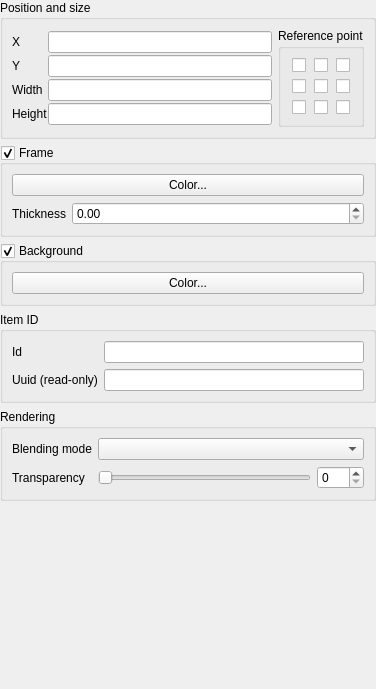
Old version of the form src/ui/qgscomposeritemwidgetbase.ui in the repository qgis/QGIS.
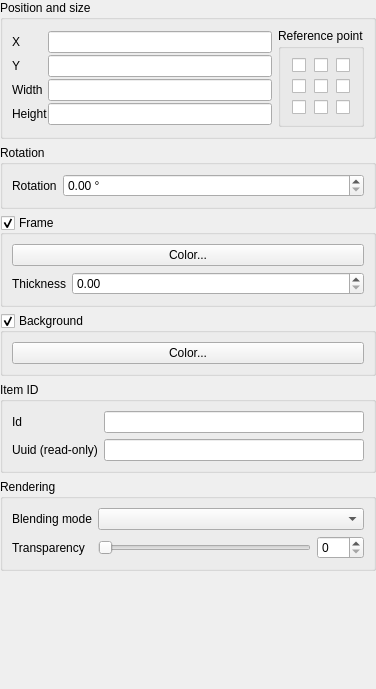
New version of the form. Custom widgets are drawn as their Qt base class.

Commit message: [composer] Move item rotation control to item widget panel

Patch:
```diff
--- a/src/ui/qgscomposeritemwidgetbase.ui
+++ b/src/ui/qgscomposeritemwidgetbase.ui
@@ -217,6 +217,38 @@
      </layout>
     </widget>
    </item>
+   <item>
+    <widget class="QgsCollapsibleGroupBoxBasic" name="mTransformsGroupBox">
+     <property name="title">
+      <string>Rotation</string>
+     </property>
+     <property name="syncGroup" stdset="0">
+      <string notr="true">composeritem</string>
+     </property>
+     <property name="collapsed" stdset="0">
+      <bool>true</bool>
+     </property>
+     <layout class="QFormLayout" name="formLayout">
+      <item row="0" column="0">
+       <widget class="QLabel" name="label">
+        <property name="text">
+         <string>Rotation</string>
+        </property>
+       </widget>
+      </item>
+      <item row="0" column="1">
+       <widget class="QDoubleSpinBox" name="mItemRotationSpinBox">
+        <property name="suffix">
+         <string> °</string>
+        </property>
+        <property name="maximum">
+         <double>360.000000000000000</double>
+        </property>
+       </widget>
+      </item>
+     </layout>
+    </widget>
+   </item>
    <item>
     <widget class="QgsCollapsibleGroupBoxBasic" name="mFrameGroupBox">
      <property name="title">
```
The commit also changes 8 other files.
